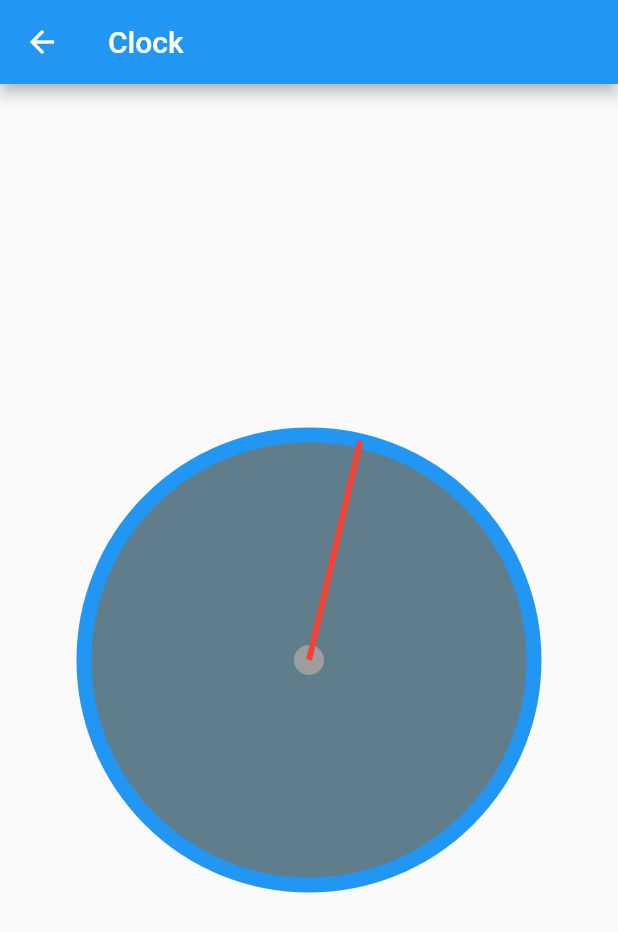
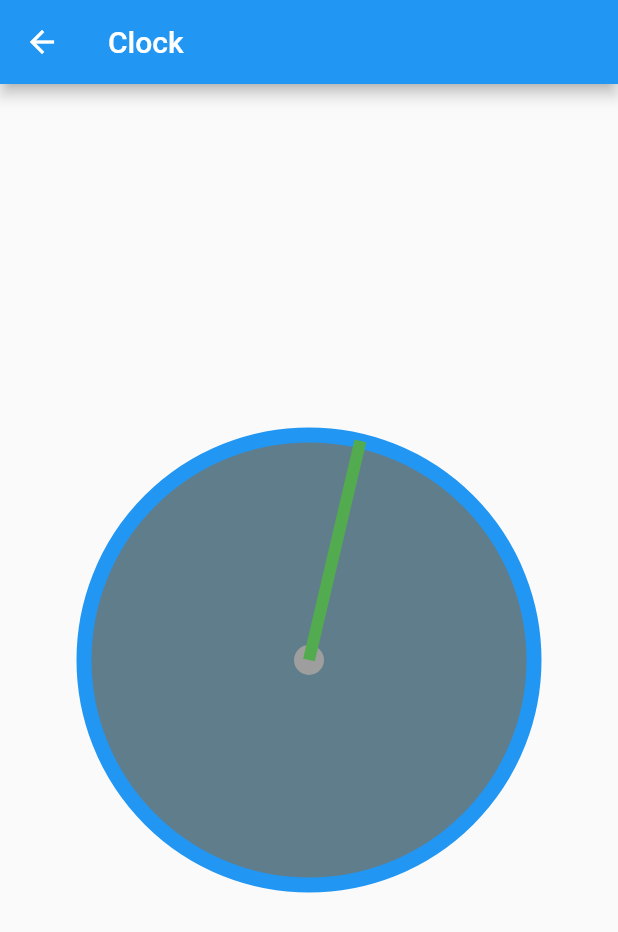
Before and after one commit to timsneath/countdown, a Flutter app: the screen it shows after launch, after a tap on "CLOCK DEMO", on a phone screen of 412 x 824 dp. Shown: the top 932 px of the screen. Run offline on Flutter 3.47's test engine with Material 2 defaults, Android fonts, the phone set to English and light mode, and no system bars.

Commit message:
added color tween

```diff
--- a/lib/clock-page.dart
+++ b/lib/clock-page.dart
@@ -12,6 +12,7 @@ class ClockPage extends StatefulWidget {
 
 class _ClockPageState extends State<ClockPage> with TickerProviderStateMixin {
   AnimationController _controller;
+  Animation<double> animation;
 
   void initState() {
     super.initState();
@@ -19,6 +20,8 @@ class _ClockPageState extends State<ClockPage> with TickerProviderStateMixin {
       vsync: this,
       duration: new Duration(seconds: 30),
     );
+    animation = new Tween(begin: 0.0, end: 1.0).animate(_controller);
+
     _controller.forward();
   }
 
@@ -30,8 +33,8 @@ class _ClockPageState extends State<ClockPage> with TickerProviderStateMixin {
       body: new Container(
         child: new Center(
           child: new CountdownClock(
-              animation:
-                  new Tween(begin: 0.0, end: 360.0).animate(_controller)),
+              animation: animation
+          )
         ),
       ),
     );
--- a/lib/widgets/countdownclock.dart
+++ b/lib/widgets/countdownclock.dart
@@ -4,6 +4,10 @@ import 'package:flutter/painting.dart';
 import 'package:flutter/material.dart';
 
 class CountdownClock extends AnimatedWidget {
+  static final _doubleTween = new Tween<double>(begin: 0.0, end: 360.0);
+  static final _colorTween =
+      new ColorTween(begin: Colors.green, end: Colors.red);
+
   CountdownClock({Key key, Animation<double> animation})
       : super(key: key, listenable: animation);
 
@@ -12,17 +16,19 @@ class CountdownClock extends AnimatedWidget {
 
     return new CustomPaint(
       size: new Size(300.0, 300.0),
-      painter: new CountdownClockPainter(animation.value),
+      painter: new CountdownClockPainter(
+          time: _doubleTween.evaluate(animation),
+          color: _colorTween.evaluate(animation)),
     );
   }
 }
 
 class CountdownClockPainter extends CustomPainter {
-  const CountdownClockPainter(this.animationValue);
+  double time;
+  Color color;
 
-  final animationValue;
+  CountdownClockPainter({this.time, this.color});
 
-  @override
   void paint(Canvas canvas, Size size) {
     // do we need to separate animated and non-animated components?
 
@@ -40,18 +46,18 @@ class CountdownClockPainter extends CustomPainter {
     canvas.drawCircle(center, 150.0, paint);
 
     paint
-    ..style = PaintingStyle.fill
-    ..color = Colors.grey;
+      ..style = PaintingStyle.fill
+      ..color = Colors.grey;
     canvas.drawCircle(center, 10.0, paint);
 
     paint
-    ..style = PaintingStyle.fill
-    ..strokeWidth = 4.0
-    ..color = Colors.red;
-    canvas.drawLine(center, center + _getPosition(animationValue), paint);
+      ..style = PaintingStyle.fill
+      ..strokeWidth = 8.0
+      ..color = color;
+    canvas.drawLine(center, center + _getPosition(time), paint);
   }
 
-  bool shouldRepaint(CountdownClockPainter old) => old.animationValue != animationValue;
+  bool shouldRepaint(CountdownClockPainter old) => old.time != time;
 
   Offset _getPosition(double degree) {
     final radians = -math.pi * degree / 180 - math.pi;
```
